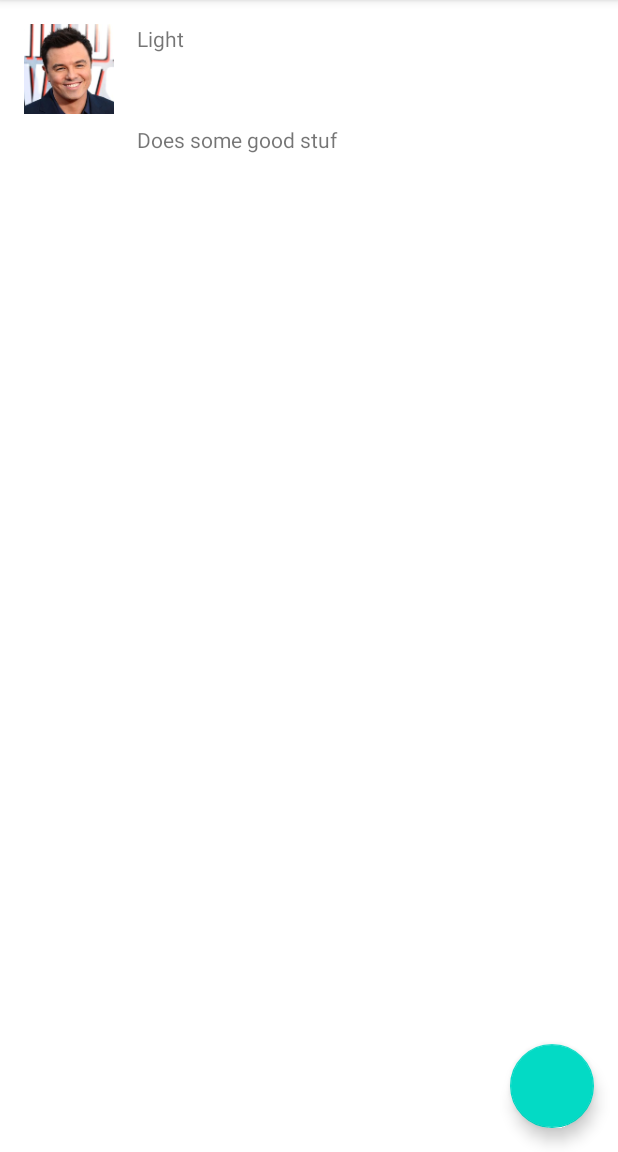
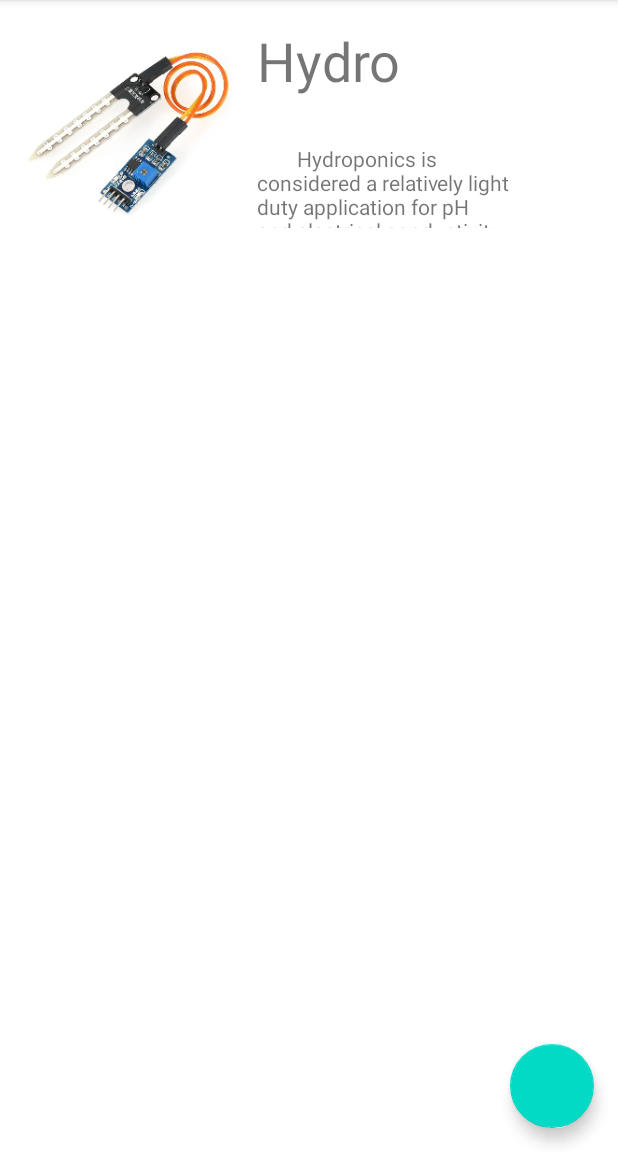
Before and after one commit to Double-Bonus/AppEmbeddedProjects, an Android app: the SensorFragment screen opened through its navigation route, after a tap on an icon or button, on a phone screen of 412 x 824 dp, the part 84-1236 px from its top. Run offline under Robolectric (Android 15) with nearby library versions, the phone set to English and light mode, and no system bars; our stand-ins replace Room's generated code, data binding.

Commit message:
working sensors frag

```diff
--- a/app/src/main/java/com/example/semesterproject/utils/MockData.kt
+++ b/app/src/main/java/com/example/semesterproject/utils/MockData.kt
@@ -7,17 +7,90 @@ import kotlin.random.Random
 object MockData {
     val sensors = listOf(
         Sensor(0,
-        R.drawable.owner_macfarlane_192,
-        "Light",
-        "Does some good stuf"),
+        R.drawable.dc_motor,
+        "DC-motor",
+        "A brushed DC electric motor generating torque from DC " +
+                "power supply by using an internal mechanical commutation." +
+                " Stationary permanent magnets form the stator field."),
         Sensor(0,
-            R.drawable.owner_pitt_192,
-            "Thermo",
-            "Does some bad stuf"),
+            R.drawable.mcu,
+            "MCU",
+            "When developing an embedded system, one of the options is to base" +
+                    " the computational hardware around a microcontroller, " +
+                    "MCU rather than a microprocessor, MPU."),
         Sensor(0,
-            R.drawable.owner_macfarlane_192,
+            R.drawable.acc,
             "Acc",
-            "Does some moveing stuf"),
+            "An accelerometer is an electronic sensor that measures the acceleration" +
+                    " forces acting on an object, in order to determine the object’s" +
+                    " position in space and monitor the object’s movement. "),
+
+        Sensor(0,
+            R.drawable.hydro,
+            "Hydro",
+            "        Hydroponics is considered a relatively light duty application for" +
+                    " pH and electrical conductivity sensors. This makes sense, because typically" +
+                    " if a plant can survive in the environment, then so can a sensor."),
+
+
+
+        Sensor(0,
+            R.drawable.resistor,
+            "Resistor",
+            "A resistor is a passive two-terminal electrical component that implements electrical" +
+                    " resistance as a circuit element. In electronic circuits, resistors are used to reduce" +
+                    " current flow, adjust signal levels, to divide voltages, bias active elements," +
+                    " and terminate transmission lines, among other uses."),
+
+        Sensor(0,
+            R.drawable.ble,
+            "BLE",
+            "Bluetooth Low Energy (Bluetooth LE, colloquially BLE, formerly marketed" +
+                    " as Bluetooth Smart) is a wireless personal area network technology" +
+                    " designed and marketed by the Bluetooth Special Interest Group" +
+                    " (Bluetooth SIG) aimed at novel applications in the healthcare, fitness," +
+                    " beacons, security, and home entertainment industries"),
+
+
+        Sensor(0,
+            R.drawable.wheels,
+            "Wheels",
+            "Basic wheels needed for robot to be able to move"),
+
+        Sensor(0,
+            R.drawable.rtc,
+            "RTC",
+            "A real-time clock (RTC) is an electronic device (most often in the form of an" +
+                    " integrated circuit) that measures the passage of time."),
+
+
+        Sensor(0,
+            R.drawable.lcd,
+            "LCD",
+            "A liquid-crystal display (LCD) is a flat-panel display or other " +
+                    "electronically modulated optical device that uses the light-modulating" +
+                    " properties of liquid crystals combined with polarizers. Liquid crystals do" +
+                    " not emit light directly,[1] instead using a backlight or reflector to produce images in color or monochrome"),
+
+        Sensor(0,
+            R.drawable.ultra_s,
+            "Ultrasonic sensor",
+            "Ultrasonic transducers and ultrasonic sensors are devices that" +
+                    " generate or sense ultrasound energy"),
+        Sensor(0,
+            R.drawable.led,
+            "LED",
+            "A light-emitting diode (LED) is a semiconductor light source tha" +
+                    " emits light when current flows through it. Electrons in the semiconductor" +
+                    " recombine with electron holes, releasing energy in the form of photons. "),
+        Sensor(0,
+            R.drawable.air,
+            "Air-quality sensor",
+            "These sensors work on the principle of measuring the attenuation of infrared" +
+                    " radiation (with a specific wave length) in the air. The sensors consist of" +
+                    " an infrared radiation source, a light-water pipe and the infrared detector" +
+                    " with the appropriate filter."),
+
 
     )
 
--- a/app/src/main/res/layout/item_sensor.xml
+++ b/app/src/main/res/layout/item_sensor.xml
@@ -18,31 +18,32 @@
 
         <ImageView
             android:id="@+id/image_sensor"
-            android:layout_width="60dp"
-            android:layout_height="60dp"
+            android:layout_width="140dp"
+            android:layout_height="140dp"
             android:layout_marginStart="16dp"
             android:layout_marginTop="16dp"
             app:layout_constraintStart_toStartOf="parent"
             app:layout_constraintTop_toTopOf="parent"
-            tools:srcCompat="@tools:sample/avatars"
             app:sensorImage="@{sensors}"
-            />
+            tools:srcCompat="@tools:sample/avatars" />
 
         <TextView
             android:id="@+id/textView_name"
-            android:layout_width="142dp"
-            android:layout_height="51dp"
+            android:layout_width="190dp"
+            android:layout_height="52dp"
             android:layout_marginStart="15dp"
             android:text="@{sensors.name}"
+            android:textSize="36sp"
             app:layout_constraintStart_toEndOf="@+id/image_sensor"
             app:layout_constraintTop_toTopOf="@+id/image_sensor" />
 
         <TextView
             android:id="@+id/textView_descp"
             android:layout_width="0dp"
-            android:layout_height="49dp"
-            android:layout_marginTop="16dp"
+            android:layout_height="56dp"
+            android:layout_marginTop="24dp"
             android:text="@{sensors.desc}"
+            app:layout_constraintBottom_toBottomOf="parent"
             app:layout_constraintEnd_toEndOf="parent"
             app:layout_constraintHorizontal_bias="0.36"
             app:layout_constraintStart_toStartOf="@+id/textView_name"
```
Also changed, not shown: app/src/main/res/drawable/LED.png (added), app/src/main/res/drawable/acc.png (added), app/src/main/res/drawable/air.png (added), app/src/main/res/drawable/ble.png (added), app/src/main/res/drawable/dc_motor.png (added), app/src/main/res/drawable/hydro.png (added), app/src/main/res/drawable/lcd.png (added), app/src/main/res/drawable/mcu.png (added), app/src/main/res/drawable/owner_macfarlane_192.png (deleted), app/src/main/res/drawable/owner_pitt_192.png (deleted), app/src/main/res/drawable/resistor.png (added), app/src/main/res/drawable/rtc.png (added), app/src/main/res/drawable/ultra_s.png (added), app/src/main/res/drawable/wheels.png (added).
